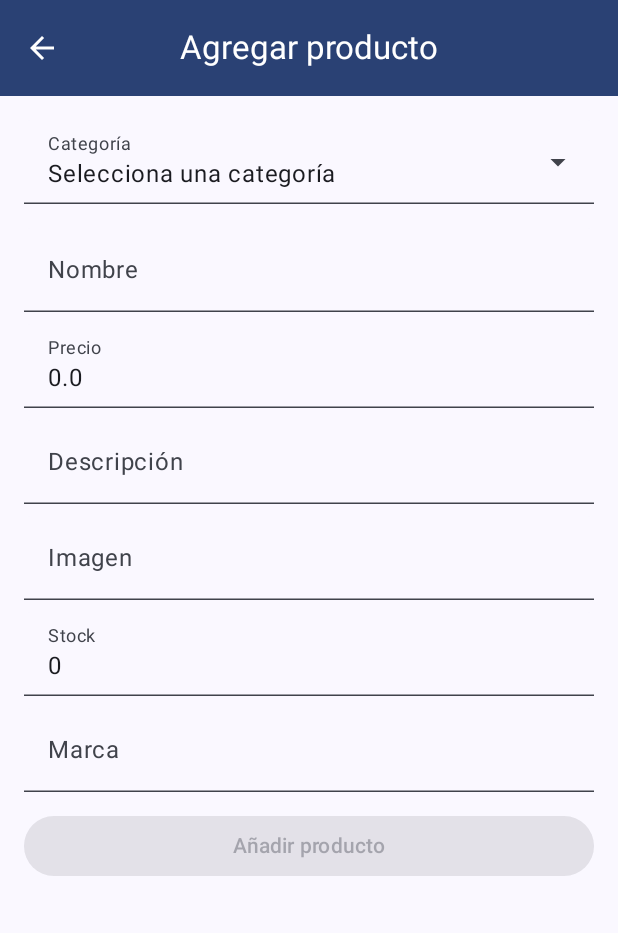
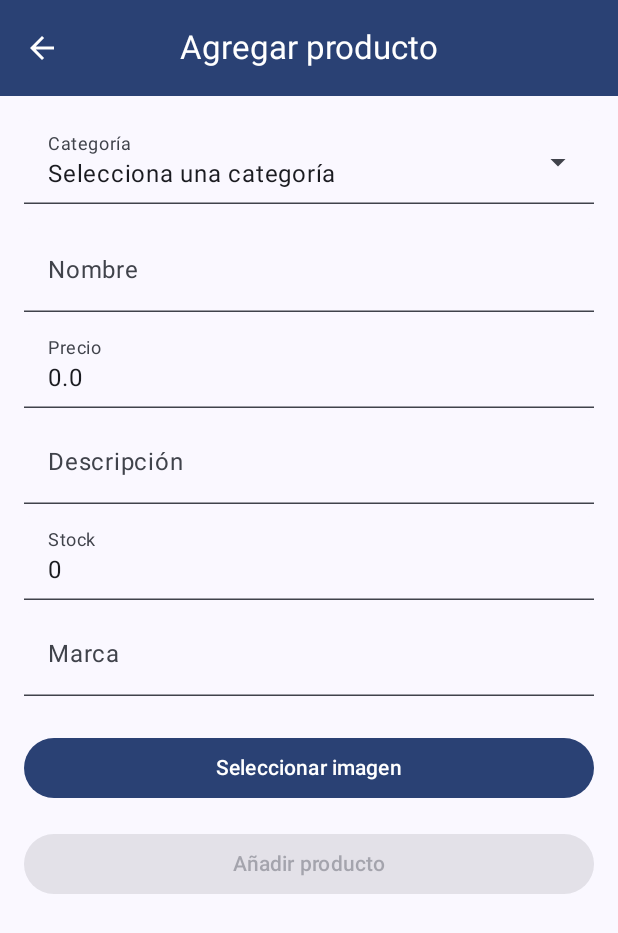
Before and after one commit to RenaudBronchart/TFG, an Android app built with Jetpack Compose: the AdminAddProduct screen opened through its navigation route, on a phone screen of 412 x 824 dp. Shown: the top 933 px of the screen. Run offline under Robolectric (Android 15) with nearby library versions, the phone set to English and light mode, and no system bars; our stand-ins replace Firebase (no records; nobody signed in at launch, a user with empty details on screens opened directly).

Commit message:
V1 imagen added

```diff
--- a/app/src/main/AndroidManifest.xml
+++ b/app/src/main/AndroidManifest.xml
@@ -1,6 +1,7 @@
 <?xml version="1.0" encoding="utf-8"?>
 <manifest xmlns:android="http://schemas.android.com/apk/res/android"
     xmlns:tools="http://schemas.android.com/tools">
+    <uses-permission android:name="android.permission.READ_MEDIA_IMAGES" />
 
     <application
         android:allowBackup="true"
@@ -14,6 +15,7 @@
         tools:targetApi="31">
         <activity
             android:name=".MainActivity"
+
             android:exported="true"
             android:label="@string/app_name"
             android:theme="@style/Theme.TFG">
--- a/app/src/main/java/com/example/tfg/components/PasswordField.kt
+++ b/app/src/main/java/com/example/tfg/components/PasswordField.kt
@@ -27,8 +27,8 @@ import androidx.compose.ui.unit.dp
 
 @Composable
 fun PasswordField(value: String, onValueChange: (String) -> Unit) {
-    // remeember matiene el estado de la cariable
-    // sin el remember se veolveria a su valor inicial
+    //    // remember matiene el estado de la cariable
+    //    // sin el remember se volveria a su valor inicial
     var errorMessage by remember { mutableStateOf("") }
     var passwordVisible by remember { mutableStateOf(false) }
 
--- /dev/null
+++ b/app/src/main/java/com/example/tfg/components/PickImageFromGallery.kt
@@ -0,0 +1,26 @@
+package com.example.tfg.components
+
+import android.net.Uri
+import androidx.activity.compose.rememberLauncherForActivityResult
+import androidx.activity.result.contract.ActivityResultContracts
+import androidx.compose.runtime.Composable
+import androidx.compose.runtime.remember
+
+
+@Composable
+fun PickImageFromGallery(
+    onImagePicked: (Uri?) -> Unit // Función que se ejecutará cuando el usuario seleccione una imagen
+): () -> Unit {
+    // Creamos un launcher que abre la galería para seleccionar una imagen
+    val launcher = rememberLauncherForActivityResult(
+        contract = ActivityResultContracts.GetContent()
+    ) { uri: Uri? ->
+        // Cuando el usuario selecciona una imagen, pasamos el Uri a la función recibida
+        onImagePicked(uri)
+    }
+
+    // Devolvemos una función que, al ser llamada, abrirá la galería
+    return remember {
+        { launcher.launch("image/*") } // Solo permitimos seleccionar archivos de tipo imagen
+    }
+}
--- a/app/src/main/java/com/example/tfg/models/UserFormState.kt
+++ b/app/src/main/java/com/example/tfg/models/UserFormState.kt
@@ -10,8 +10,10 @@ data class UserFormState(
     val birthday: String = "",
     val password: String = ""
 ) {
+
     // Método para validar si todos los campos son válidos
     fun isValid(): Boolean =
         name.isNotEmpty() && firstname.isNotEmpty() && dni.isNotEmpty() && email.isNotEmpty() &&
                 phone.isNotEmpty() && gender.isNotEmpty() && birthday.isNotEmpty() && password.isNotEmpty()
+
 }
--- a/app/src/main/java/com/example/tfg/screens/AdminAddProduct.kt
+++ b/app/src/main/java/com/example/tfg/screens/AdminAddProduct.kt
@@ -1,36 +1,34 @@
 package com.example.tfg.screens
-import androidx.compose.foundation.layout.Column
-import androidx.compose.foundation.layout.Spacer
-import androidx.compose.foundation.layout.fillMaxSize
-import androidx.compose.foundation.layout.fillMaxWidth
-import androidx.compose.foundation.layout.height
-import androidx.compose.foundation.layout.padding
-import androidx.compose.material3.Button
-import androidx.compose.material3.Scaffold
-import androidx.compose.material3.SnackbarHost
-import androidx.compose.material3.SnackbarHostState
-import androidx.compose.material3.Text
-import androidx.compose.runtime.Composable
-import androidx.compose.runtime.LaunchedEffect
-import androidx.compose.runtime.collectAsState
-import androidx.compose.runtime.getValue
-import androidx.compose.runtime.livedata.observeAsState
-import androidx.compose.runtime.remember
+
+import androidx.annotation.OptIn
+import androidx.compose.foundation.layout.*
+import androidx.compose.material3.*
+import androidx.compose.runtime.*
 import androidx.compose.ui.Alignment
 import androidx.compose.ui.Modifier
+import androidx.compose.ui.platform.LocalContext
 import androidx.compose.ui.unit.dp
 import androidx.navigation.NavHostController
 import com.example.tfg.components.SelectProductCategory
 import com.example.tfg.viewmodel.AuthViewModel
 import com.example.tfg.viewmodel.ProductViewModel
 import com.example.tfg.components.DataField
+import com.example.tfg.components.PickImageFromGallery
 import com.example.tfg.components.TopBarComponent
 import com.example.tfg.models.Product
 import com.example.tfg.viewmodel.AddProductViewModel
+import androidx.media3.common.util.Log
+import androidx.media3.common.util.UnstableApi
+import com.example.tfg.components.ImagePickerField
 
+@OptIn(UnstableApi::class)
 @Composable
-fun AdminAddProduct(navHostController: NavHostController, authViewModel: AuthViewModel,  productViewModel: ProductViewModel, addProductViewModel: AddProductViewModel) {
-
+fun AdminAddProduct(
+    navHostController: NavHostController,
+    authViewModel: AuthViewModel,
+    productViewModel: ProductViewModel,
+    addProductViewModel: AddProductViewModel
+) {
     val selectedCategory: String by productViewModel.category.collectAsState("Selecciona una categoría")
     val name: String by productViewModel.name.collectAsState("")
     val price: Double by productViewModel.price.collectAsState(0.0)
@@ -42,12 +40,12 @@ fun AdminAddProduct(navHostController: NavHostController, authViewModel: AuthVie
     val isButtonEnable: Boolean by productViewModel.isButtonEnable.collectAsState(false)
     val snackbarHostState = remember { SnackbarHostState() }
     val message by addProductViewModel.messageConfirmation.collectAsState()
+    val context = LocalContext.current
 
     LaunchedEffect(Unit) {
         productViewModel.setMessageConfirmation("")
     }
 
-    // permite lanzar el message configurado
     LaunchedEffect(message) {
         if (message.isNotEmpty()) {
             snackbarHostState.showSnackbar(message)
@@ -55,14 +53,12 @@ fun AdminAddProduct(navHostController: NavHostController, authViewModel: AuthVie
         }
     }
 
-    val fields = listOf(
-        Triple("Nombre", name, "nombre"),
-        Triple("Precio", price.toString(), "precio"),
-        Triple("Descripción", description, "descripcion"),
-        Triple("Imagen", image, "imagen"),
-        Triple("Stock", stock.toString(), "stock"),
-        Triple("Marca", brand, "marca")
-    )
+    val pickImageLauncher = PickImageFromGallery { uri ->
+        uri?.let {
+            addProductViewModel.uploadImageAndSetUrl(it,productViewModel)
+
+        }
+    }
 
     Scaffold(
         topBar = { TopBarComponent("Agregar producto", navHostController) },
@@ -75,6 +71,7 @@ fun AdminAddProduct(navHostController: NavHostController, authViewModel: AuthVie
                 .padding(innerPadding)
                 .padding(16.dp)
         ) {
+            // Catégorie
             SelectProductCategory(
                 selectedCategory = category,
                 onCategorySelected = { newCategory ->
@@ -82,7 +79,14 @@ fun AdminAddProduct(navHostController: NavHostController, authViewModel: AuthVie
                 }
             )
 
-            fields.forEach { (label, value, key) ->
+            // Champs normaux (SANS imagen pour l'instant)
+            listOf(
+                Triple("Nombre", name, "nombre"),
+                Triple("Precio", price.toString(), "precio"),
+                Triple("Descripción", description, "descripcion"),
+                Triple("Stock", stock.toString(), "stock"),
+                Triple("Marca", brand, "marca")
+            ).forEach { (label, value, key) ->
                 DataField(
                     label = label,
                     value = value,
@@ -91,7 +95,6 @@ fun AdminAddProduct(navHostController: NavHostController, authViewModel: AuthVie
                             "nombre" -> productViewModel.onCompletedFields(newValue, price, description, selectedCategory, image, stock, brand)
                             "precio" -> productViewModel.onCompletedFields(name, newValue.toDoubleOrNull() ?: 0.0, description, selectedCategory, image, stock, brand)
                             "descripcion" -> productViewModel.onCompletedFields(name, price, newValue, selectedCategory, image, stock, brand)
-                            "imagen" -> productViewModel.onCompletedFields(name, price, description, selectedCategory, newValue, stock, brand)
                             "stock" -> productViewModel.onCompletedFields(name, price, description, selectedCategory, image, newValue.toIntOrNull() ?: 0, brand)
                             "marca" -> productViewModel.onCompletedFields(name, price, description, selectedCategory, image, stock, newValue)
                         }
@@ -99,35 +102,44 @@ fun AdminAddProduct(navHostController: NavHostController, authViewModel: AuthVie
                 )
             }
 
-            Spacer(modifier = Modifier.height(4.dp))
+            Spacer(modifier = Modifier.height(8.dp))
 
-            // Crear un objeto Product con los valores actuales
-            val product = Product(
-                name = name,
-                price = price,
-                description = description,
-                category = selectedCategory,
-                image = image,
-                stock = stock,
-                brand = brand
-            )
+            Button(
+                onClick = { pickImageLauncher() },
+                modifier = Modifier
+                    .fillMaxWidth()
+                    .padding(vertical = 8.dp)
+            ) {
+                Text("Seleccionar imagen")
+            }
+
+            if (image.isNotEmpty()) {
+                Text(
+                    text = "Imagen seleccionada ️",
+                    style = MaterialTheme.typography.bodyMedium,
+                    color = MaterialTheme.colorScheme.primary,
+                    modifier = Modifier.padding(top = 8.dp)
+                )
+            }
+
+            Spacer(modifier = Modifier.height(8.dp))
 
             Button(
                 onClick = {
-
+                    Log.d("AdminAddProduct", "Image URL avant création produit: $image")
                     val product = Product(
                         name = name,
                         price = price,
                         description = description,
                         category = selectedCategory,
-                        image = image,
+                        image = image, // ici l'URL de l'image Firebase !
                         stock = stock,
                         brand = brand
                     )
 
                     addProductViewModel.addProduct(product) { message ->
                         productViewModel.setMessageConfirmation(message)
-                        productViewModel.resetFields() // Limpiar los campos después de agregar el producto
+                        productViewModel.resetFields()
                     }
                 },
                 enabled = isButtonEnable,
```
Also changed, not shown: app/build.gradle.kts (+9 -2 lines), app/src/main/java/com/example/tfg/components/ImagePickerField.kt (added, +39 -0 lines), app/src/main/java/com/example/tfg/repository/ProductRepository.kt (+15 -1 lines), app/src/main/java/com/example/tfg/viewmodel/AddProductViewModel.kt (+29 -0 lines).
